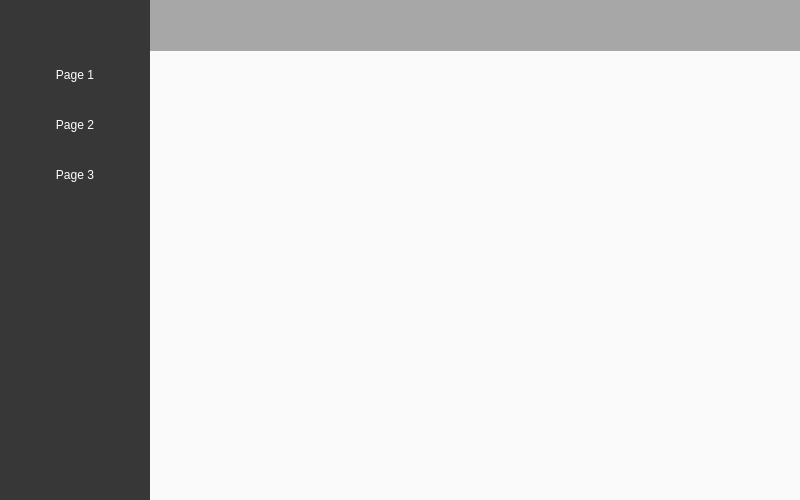
This is uis/res/ui_main.ui in GorgeousOne/TaskManagementApp as Qt 5 draws it before an edit. The edited form follows.
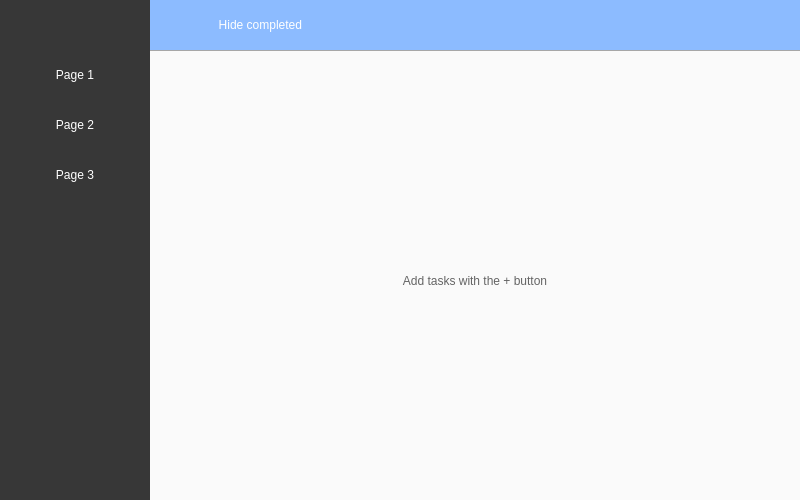
This is the edited form. Icons and pictures are not drawn.

Commit message: implemented hide completed button

Patch:
```diff
--- a/uis/res/ui_main.ui
+++ b/uis/res/ui_main.ui
@@ -32,12 +32,14 @@
   <widget class="QWidget" name="centralwidget">
    <property name="styleSheet">
     <string notr="true">.QPushButton {
+	color: white;
 	background-color: rgba(0, 0, 0, 0);
 	border: none;
 }
 .QPushButton:hover:!pressed {
 	background-color: rgba(0, 0, 0, 50);
-}</string>
+}
+</string>
    </property>
    <layout class="QHBoxLayout" name="verticalLayout">
     <property name="spacing">
@@ -231,8 +233,7 @@
 	background-color: rgb(140, 187, 255);
 	background-image: url(./uis/res/icons/banner.png);
 	/*background-image: url(:/banner/icons/banner.png);*/
-}
-background-image: url(:/banner/icons/banner.png);</string>
+}</string>
          </property>
          <property name="frameShape">
           <enum>QFrame::NoFrame</enum>
@@ -250,13 +251,10 @@
           <property name="topMargin">
            <number>0</number>
           </property>
-          <property name="rightMargin">
-           <number>0</number>
-          </property>
           <property name="bottomMargin">
            <number>0</number>
           </property>
-          <item>
+          <item alignment="Qt::AlignHCenter">
            <widget class="QPushButton" name="create_note_btn">
             <property name="minimumSize">
              <size>
@@ -264,12 +262,6 @@
               <height>50</height>
              </size>
             </property>
-            <property name="maximumSize">
-             <size>
-              <width>50</width>
-              <height>50</height>
-             </size>
-            </property>
             <property name="styleSheet">
              <string notr="true">QPushButton{
 	background-image: url(./uis/res/icons/plus.png);
@@ -287,6 +279,39 @@
             </property>
            </widget>
           </item>
+          <item>
+           <widget class="QCheckBox" name="finished_notes_check">
+            <property name="sizePolicy">
+             <sizepolicy hsizetype="Minimum" vsizetype="Expanding">
+              <horstretch>0</horstretch>
+              <verstretch>0</verstretch>
+             </sizepolicy>
+            </property>
+            <property name="layoutDirection">
+             <enum>Qt::RightToLeft</enum>
+            </property>
+            <property name="styleSheet">
+             <string notr="true">QCheckBox {
+	color: white;
+	background-color: rgba(0, 0, 0, 0);
+	padding-left: 17px;
+	padding-right: 17px;
+}
+QCheckBox:hover:!pressed {
+	background-color: rgba(0, 0, 0, 50);
+}
+/*QCheckBox::indicator {
+	background-color: rgba(0, 0, 0, 50);
+}*/</string>
+            </property>
+            <property name="text">
+             <string>Hide completed</string>
+            </property>
+            <property name="tristate">
+             <bool>false</bool>
+            </property>
+           </widget>
+          </item>
           <item>
            <spacer name="horizontalSpacer">
             <property name="orientation">
@@ -350,6 +375,9 @@
                <string notr="true">background-color: rgb(250, 250, 250);</string>
               </property>
               <layout class="QVBoxLayout" name="verticalLayout_9">
+               <property name="spacing">
+                <number>0</number>
+               </property>
                <property name="leftMargin">
                 <number>0</number>
                </property>
@@ -386,6 +414,29 @@
                  </layout>
                 </widget>
                </item>
+               <item>
+                <widget class="QLabel" name="empty_timeline_label">
+                 <property name="sizePolicy">
+                  <sizepolicy hsizetype="Preferred" vsizetype="Expanding">
+                   <horstretch>0</horstretch>
+                   <verstretch>0</verstretch>
+                  </sizepolicy>
+                 </property>
+                 <property name="styleSheet">
+                  <string notr="true">color: rgb(100, 100, 100);
+padding-bottom: 20px;</string>
+                 </property>
+                 <property name="text">
+                  <string>Add tasks with the + button</string>
+                 </property>
+                 <property name="alignment">
+                  <set>Qt::AlignCenter</set>
+                 </property>
+                 <property name="wordWrap">
+                  <bool>true</bool>
+                 </property>
+                </widget>
+               </item>
               </layout>
              </widget>
             </widget>
```
Left out of the diff: 6 changed lines with no effect on the pictures. The commit also changes 7 other files.
